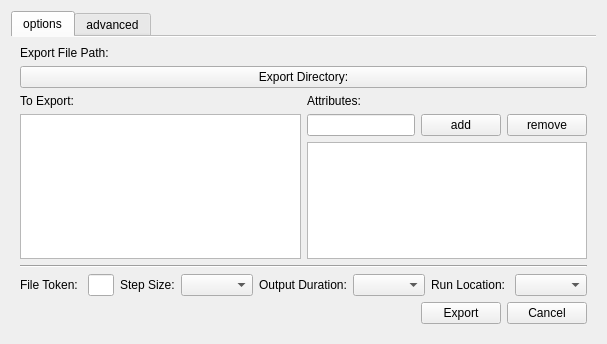
Old version of the form alembicexporter.ui in the repository c1112/mayaAlembicExport.
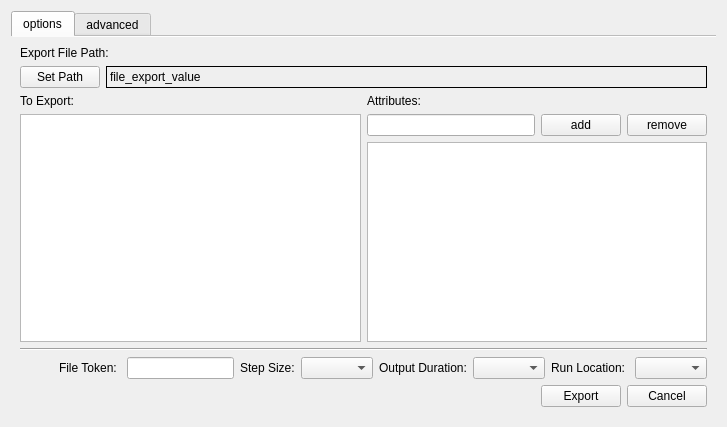
New version of the form.

Commit message: Updated the export_file_path to be more user friendly. Added a CLI script to show how to connect to maya python.

What changed in the file:
```diff
--- a/alembicexporter.ui
+++ b/alembicexporter.ui
@@ -6,8 +6,8 @@
    <rect>
     <x>0</x>
     <y>0</y>
-    <width>564</width>
-    <height>344</height>
+    <width>727</width>
+    <height>427</height>
    </rect>
   </property>
   <property name="sizePolicy">
@@ -58,11 +58,40 @@
               </widget>
              </item>
              <item>
+          <layout class="QHBoxLayout" name="horizontalLayout_8" stretch="0,0">
+           <property name="topMargin">
+            <number>0</number>
+           </property>
+           <property name="bottomMargin">
+            <number>0</number>
+           </property>
+           <item>
               <widget class="QPushButton" name="btn_export_path">
+             <property name="sizePolicy">
+              <sizepolicy hsizetype="Maximum" vsizetype="Fixed">
+               <horstretch>0</horstretch>
+               <verstretch>0</verstretch>
+              </sizepolicy>
+             </property>
                <property name="text">
-                <string>Export Directory:</string>
-               </property>
-              </widget>
+              <string>Set Path</string>
+             </property>
+            </widget>
+           </item>
+           <item>
+            <widget class="QLabel" name="lbl_file_export_value">
+             <property name="autoFillBackground">
+              <bool>false</bool>
+             </property>
+             <property name="frameShape">
+              <enum>QFrame::Box</enum>
+             </property>
+             <property name="text">
+              <string>file_export_value</string>
+             </property>
+            </widget>
+           </item>
+          </layout>
              </item>
          <item>
           <layout class="QHBoxLayout" name="horizontalLayout_4">
```
Left out of the diff: 2 changed lines with no effect on the pictures. Lines whose indentation alone changed are shown as unchanged. The commit also changes 2 other files.
